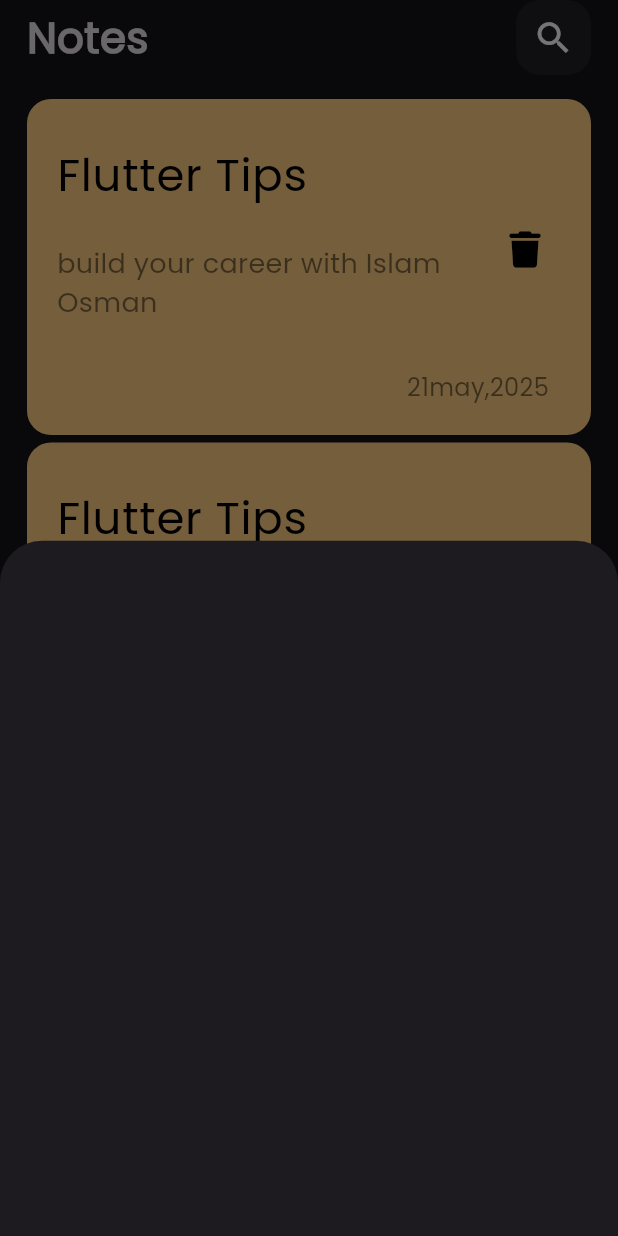
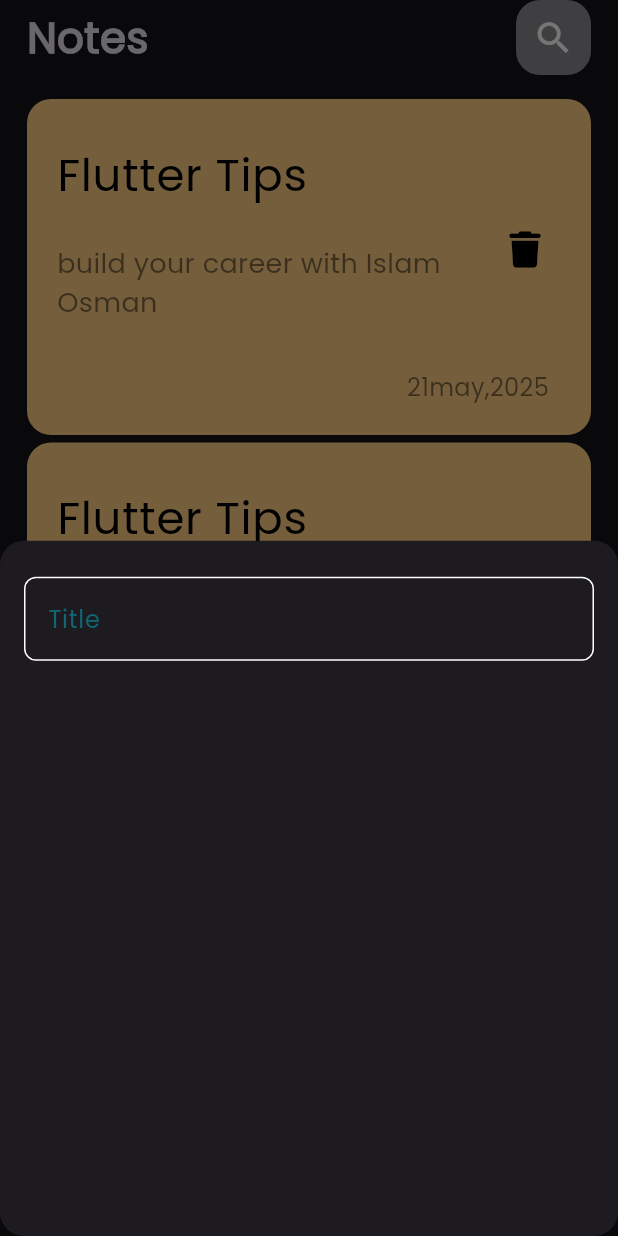
Before and after one commit to Islamzaki10/myNoteApp, a Flutter app: the screen it shows after launch, after a tap on the "add" icon, on a phone screen of 412 x 824 dp. Run offline on Flutter 3.47's test engine with Material 3 defaults, Android fonts, the phone set to English and light mode, and no system bars; our stand-ins replace font_awesome_flutter.

Commit message:
create custom text field

```diff
--- /dev/null
+++ b/lib/consts.dart
@@ -0,0 +1,3 @@
+import 'package:flutter/cupertino.dart';
+
+const kPrimaryColor = Color.fromARGB(255, 14, 104, 116);
--- a/lib/views/notes_view.dart
+++ b/lib/views/notes_view.dart
@@ -1,5 +1,5 @@
 import 'package:flutter/material.dart';
-import 'package:note_app/views/widgets/add_note_botton_sheet.dart';
+import 'package:note_app/views/widgets/add_note_bottom_sheet.dart';
 import 'package:note_app/views/widgets/notes_view_body.dart';
 
 class NotesView extends StatelessWidget {
@@ -13,9 +13,12 @@ class NotesView extends StatelessWidget {
         shape: const CircleBorder(),
         onPressed: () {
           showModalBottomSheet(
+            shape: RoundedRectangleBorder(
+              borderRadius: BorderRadius.circular(16),
+            ),
             context: context,
             builder: (context) {
-              return const AddNoteBotton();
+              return const AddNoteBottomSheet();
             },
           );
         },
--- /dev/null
+++ b/lib/views/widgets/add_note_bottom_sheet.dart
@@ -0,0 +1,14 @@
+import 'package:flutter/material.dart';
+import 'package:note_app/views/widgets/custom_text_field.dart';
+
+class AddNoteBottomSheet extends StatelessWidget {
+  const AddNoteBottomSheet({super.key});
+
+  @override
+  Widget build(BuildContext context) {
+    return Padding(
+      padding: const EdgeInsets.symmetric(horizontal: 16),
+      child: Column(children: [const SizedBox(height: 24), CustomTextField()]),
+    );
+  }
+}
--- a/lib/views/widgets/add_note_botton_sheet.dart
+++ /dev/null
@@ -1,10 +0,0 @@
-import 'package:flutter/material.dart';
-
-class AddNoteBotton extends StatelessWidget {
-  const AddNoteBotton({super.key});
-
-  @override
-  Widget build(BuildContext context) {
-    return Container(width: double.infinity, height: 600);
-  }
-}
--- a/lib/views/widgets/custom_search_icon.dart
+++ b/lib/views/widgets/custom_search_icon.dart
@@ -9,7 +9,7 @@ class CustomsearchIcon extends StatelessWidget {
       height: 50,
       width: 50,
       decoration: BoxDecoration(
-        color: Colors.white.withOpacity(0.05),
+        color: Color.fromRGBO(255, 255, 255, 0.5),
         borderRadius: BorderRadius.circular(16),
       ),
       child: const Icon(Icons.search, color: Colors.white, size: 28),
--- /dev/null
+++ b/lib/views/widgets/custom_text_field.dart
@@ -0,0 +1,25 @@
+import 'package:flutter/material.dart';
+import 'package:note_app/consts.dart';
+
+class CustomTextField extends StatelessWidget {
+  const CustomTextField({super.key});
+
+  @override
+  Widget build(BuildContext context) {
+    return TextField(
+      decoration: InputDecoration(
+        label: Text('Title', style: TextStyle(color: kPrimaryColor)),
+        border: buildBorder(),
+        enabledBorder: buildBorder(),
+        focusedBorder: buildBorder(kPrimaryColor),
+      ),
+    );
+  }
+
+  OutlineInputBorder buildBorder([Color? color]) {
+    return OutlineInputBorder(
+      borderRadius: BorderRadius.circular(8),
+      borderSide: BorderSide(color: color ?? Colors.white),
+    );
+  }
+}
--- a/lib/views/widgets/note_card.dart
+++ b/lib/views/widgets/note_card.dart
@@ -29,7 +29,7 @@ class Notecard extends StatelessWidget {
                 'build your career with Islam Osman',
                 style: TextStyle(
                   fontSize: 18,
-                  color: Colors.black.withOpacity(.5),
+                  color: Color.fromRGBO(0, 0, 0, .5),
                 ),
               ),
             ),
@@ -44,7 +44,7 @@ class Notecard extends StatelessWidget {
               '21may,2025',
               style: TextStyle(
                 fontSize: 16,
-                color: Colors.black.withOpacity(.5),
+                color: Color.fromRGBO(0, 0, 0, .5),
               ),
             ),
           ),
--- a/lib/views/widgets/notes_view_body.dart
+++ b/lib/views/widgets/notes_view_body.dart
@@ -1,6 +1,5 @@
 import 'package:flutter/material.dart';
 import 'package:note_app/views/widgets/custom_app_bar.dart';
-import 'package:note_app/views/widgets/note_card.dart';
 import 'package:note_app/views/widgets/notes_list_view.dart';
 
 class NotesViewBody extends StatelessWidget {
```
